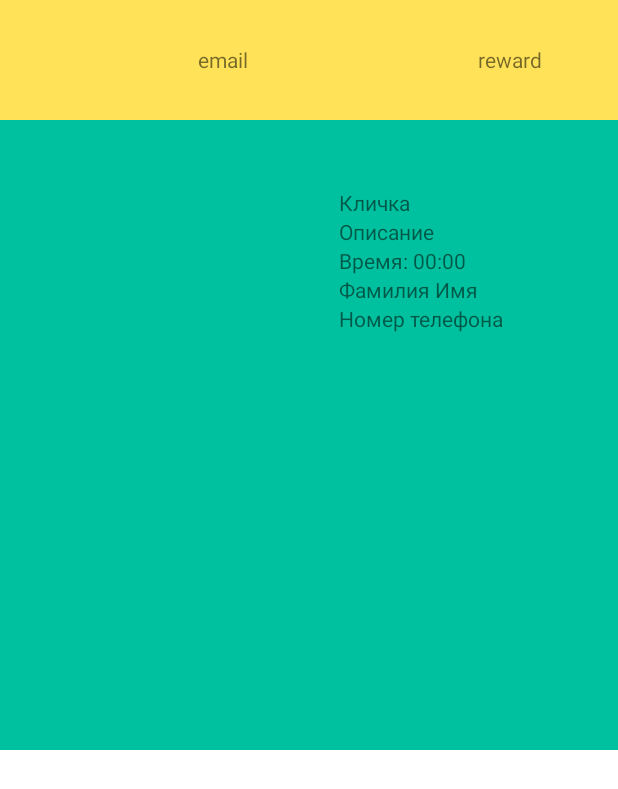
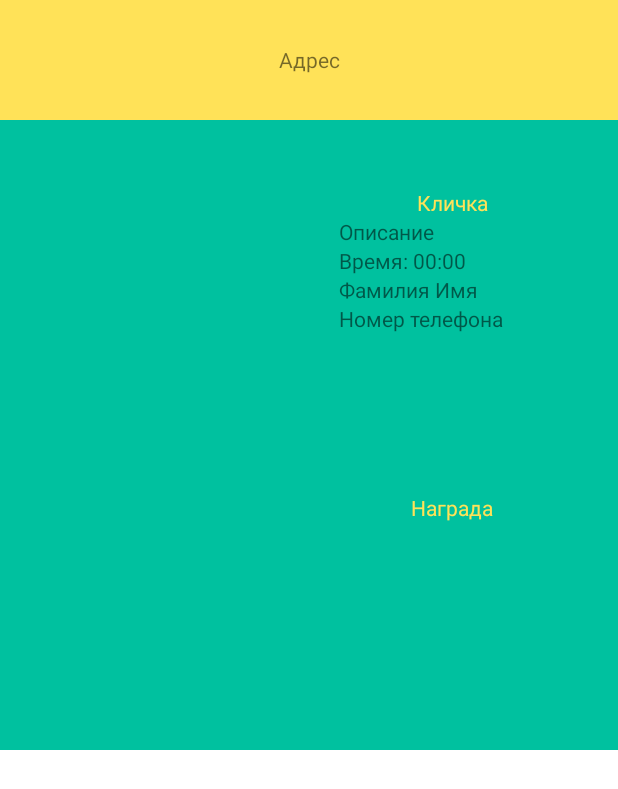
Before and after one commit to VVan228/Hunden_Hunter, an Android app: the layout bottom_sheet_seeker_activity.xml on its own in the app's theme, with its tools: preview values and no code run, on a phone screen of 412 x 824 dp. Shown: the top 789 px of the screen. Run offline under Robolectric (Android 15) with nearby library versions, the phone set to English and light mode, and no system bars.

Commit message:
bottom_sheet

```diff
--- a/app/src/main/res/layout/bottom_sheet_seeker_activity.xml
+++ b/app/src/main/res/layout/bottom_sheet_seeker_activity.xml
@@ -19,19 +19,13 @@
         android:paddingHorizontal="15dp">
 
         <TextView
-            android:id="@+id/emailInfo"
+            android:id="@+id/bottom_sheet_adress"
             android:layout_width="match_parent"
             android:layout_height="40dp"
             android:layout_weight="3"
-            android:text="email"
+            android:text="@string/adress"
             android:gravity="center"/>
-        <TextView
-            android:id="@+id/rewardInfo"
-            android:layout_width="match_parent"
-            android:layout_height="40dp"
-            android:layout_weight="7"
-            android:text="reward"
-            android:gravity="center"/>
+
 
     </LinearLayout>
 
@@ -60,7 +54,10 @@
                 android:id="@+id/bottom_sheet_pet"
                 android:layout_width="match_parent"
                 android:layout_height="wrap_content"
-                android:text="@string/pet_name"/>
+                android:text="@string/pet_name"
+                android:textColor="@color/yellow"
+                android:textAlignment="center"
+                android:gravity="center_horizontal" />
 
             <TextView
                 android:id="@+id/bottom_sheet_commentInfo"
@@ -86,6 +83,15 @@
                 android:layout_height="wrap_content"
                 android:text="@string/tel_number"/>
 
+            <TextView
+                android:id="@+id/rewardInfo"
+                android:layout_width="match_parent"
+                android:layout_height="40dp"
+                android:layout_weight="7"
+                android:text="Награда"
+                android:textColor="@color/yellow"
+                android:gravity="center"/>
+
         </LinearLayout>
 
     </LinearLayout>
```
